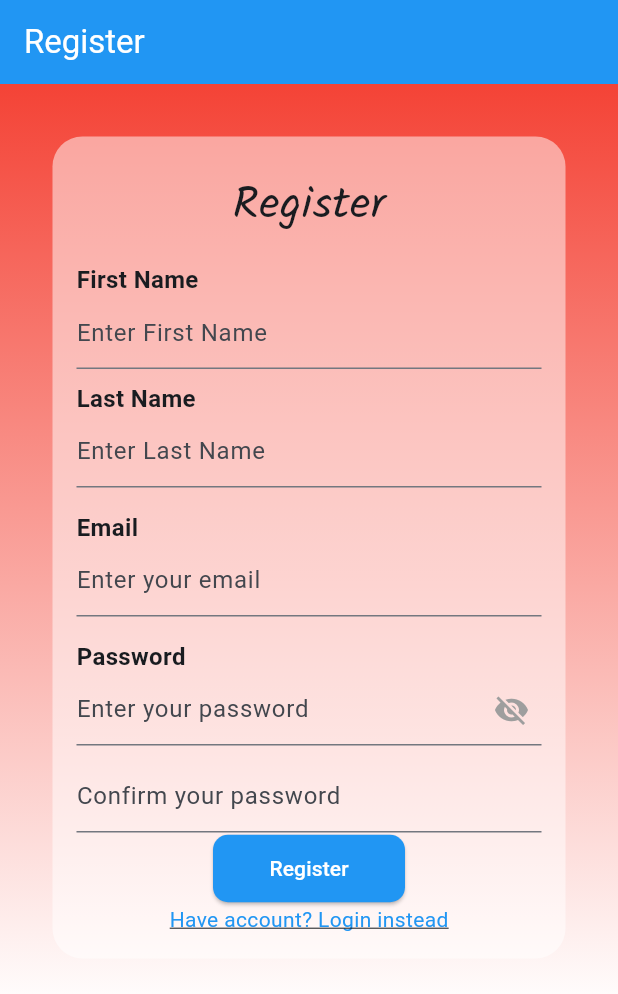
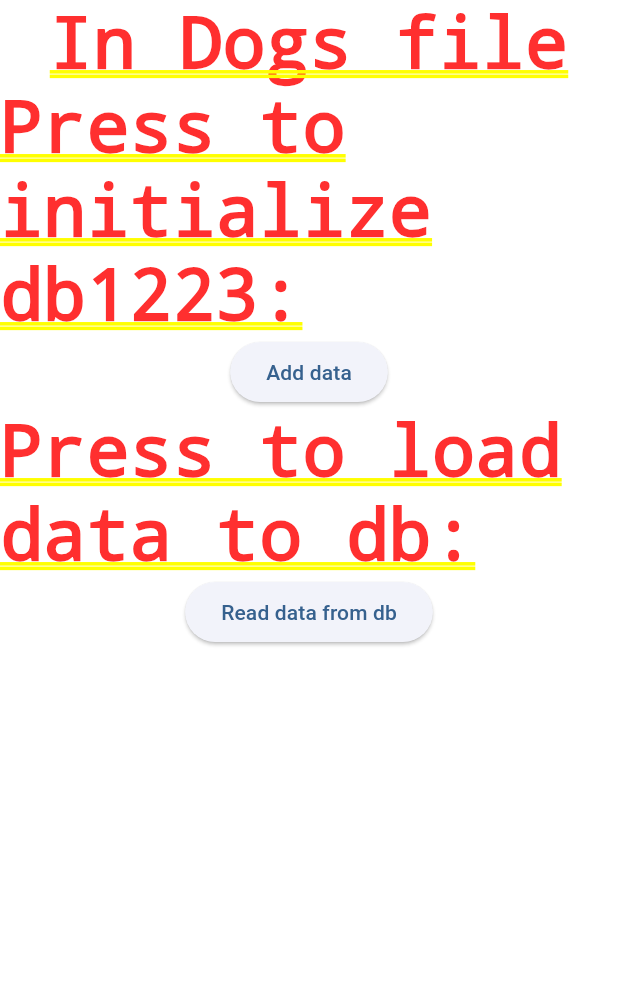
Before and after one commit to mtiganik/flutter_todo_app, a Flutter app: the screen it shows after launch, on a phone screen of 412 x 824 dp. Shown: the top 994 px of the screen. Run offline on Flutter 3.47's test engine with Material 2 defaults, Android fonts, the phone set to English and light mode, and no system bars; our stand-ins replace google_fonts, sqflite; accounts and stored records are empty.

```diff
--- /dev/null
+++ b/lib/db_debug/db_debug.dart
@@ -0,0 +1,51 @@
+
+
+import 'package:flutter/material.dart';
+import 'package:flutter/scheduler.dart' hide Priority;
+import 'package:flutter_todo_app/db_debug/dog.dart';
+import 'package:flutter_todo_app/models/priority.dart';
+import 'package:flutter_todo_app/services/database_helper.dart';
+import 'package:path/path.dart';
+import 'package:sqflite/sqflite.dart';
+
+class DbDebug extends StatelessWidget{
+  DbDebug({super.key});
+
+  void handleInitialization() {
+  }
+
+final Priority priority1 = Priority(id: "f123dsfdsfds443232143123", priorityName: "My 3rd priority", prioritySort: 0);
+
+void handleDataAdd() async{
+  DatabaseHelper dbHelper = DatabaseHelper();
+
+  Database db = await dbHelper.database;
+  var dog =const  Dog(id: 3, name: "REX", age: 3);
+  await db.insert('Priority',
+  priority1.toJson(),
+  conflictAlgorithm: ConflictAlgorithm.replace);
+
+  print("Data added");
+}
+
+void handleDataRead() async{
+
+}
+
+
+
+  @override
+  Widget build(BuildContext context) {
+    return Column(
+      children: [
+        const Text("In Dogs file"),
+        const Text("Press to initialize db1223:"),
+        ElevatedButton(onPressed: handleDataAdd, child: const Text("Add data")),
+        const Text("Press to load data to db:"),
+        ElevatedButton(onPressed: handleDataRead, child: const Text("Read data from db")),
+
+      ],
+    );
+  }
+
+}
--- /dev/null
+++ b/lib/db_debug/dog.dart
@@ -0,0 +1,26 @@
+
+
+class Dog {
+  final int id;
+  final String name;
+  final int age;
+
+  const Dog({
+    required this.id,
+    required this.name,
+    required this.age,
+  });
+
+  Map<String, dynamic> toMap(){
+    return{
+    'id': id,
+    'name': name,
+    'age': age,
+    };
+  }
+
+  @override
+  String toString() {
+    return "Dog{id: $id, name: $name, age: $age}";
+  }
+}
--- a/lib/main.dart
+++ b/lib/main.dart
@@ -1,4 +1,5 @@
 import 'package:flutter/material.dart';
+import 'package:flutter_todo_app/db_debug/db_debug.dart';
 import 'package:flutter_todo_app/login/login_page.dart';
 import 'package:flutter_todo_app/login/register_page.dart';
 
@@ -17,7 +18,7 @@ class MainApp extends StatelessWidget {
         colorScheme: ColorScheme.fromSeed(seedColor: Colors.blue),
         useMaterial3: true
       ),
-      home:  const RegisterPage()
+      home:  DbDebug()
     );
   }
 }
--- /dev/null
+++ b/lib/models/category.dart
@@ -0,0 +1,26 @@
+
+class Category{
+  final String id;
+  final String categoryName;
+  final int categorySort;
+  final DateTime? syncDt;
+
+  Category({required this.id, required this.categoryName, required this.categorySort, this.syncDt});
+
+  factory Category.fromJson(Map<String, dynamic> json){
+    return Category(
+      id: json['id'],
+      categoryName: json['categoryName'],
+      categorySort: json['categorySort'],
+      syncDt: json['syncDt'],
+    );
+  }
+
+  Map<String,dynamic> toJson() => {
+    'id': id,
+    'categoryName':categoryName,
+    'categorySort':categorySort,
+    'syncDt':syncDt
+  };
+
+}
--- /dev/null
+++ b/lib/models/priority.dart
@@ -0,0 +1,28 @@
+
+
+class Priority{
+  final String id;
+  final String priorityName;
+  final int prioritySort;
+  final DateTime? syncDt;
+
+  Priority({required this.id,
+  required this.priorityName, required this.prioritySort,
+  this.syncDt});
+
+  factory Priority.fromJson(Map<String, dynamic> json){
+    return Priority(
+      id: json['id'],
+      priorityName: json['priorityName'],
+      prioritySort: json['prioritySort'],
+      syncDt: json['syncDt']
+    );
+  }
+
+  Map<String, dynamic> toJson() => {
+    'id' : id,
+    'priorityName' : priorityName,
+    'prioritySort' : prioritySort,
+    'syncDt' : syncDt
+   };
+}
--- a/lib/models/user.dart
+++ b/lib/models/user.dart
@@ -10,7 +10,6 @@ class User{
   required this.firstName, required this.lastName});
 
   factory User.fromJson(Map<String, dynamic> json){
-    // var fetchData = json[0];
     return User(
       token: json['token'],
       refreshToken: json['refreshToken'],
@@ -18,4 +17,11 @@ class User{
       lastName: json['lastName'],
     );
   }
+
+  Map<String,dynamic> toJson() => {
+    'token': token,
+    'refreshToken':refreshToken,
+    'firstName':firstName,
+    'lastName':lastName
+  };
 }
--- a/pubspec.yaml
+++ b/pubspec.yaml
@@ -11,6 +11,8 @@ dependencies:
     sdk: flutter
   google_fonts: ^6.1.0
   http: 1.1.0
+  path: ^1.8.3
+  sqflite: ^2.3.0
 
 dev_dependencies:
   flutter_test:
```
Also changed, not shown: lib/services/database_helper.dart (+19 -2 lines), lib/services/user_service.dart (+12 -17 lines), lib/services/category_service.dart (added), pubspec.lock, 1 other file.
